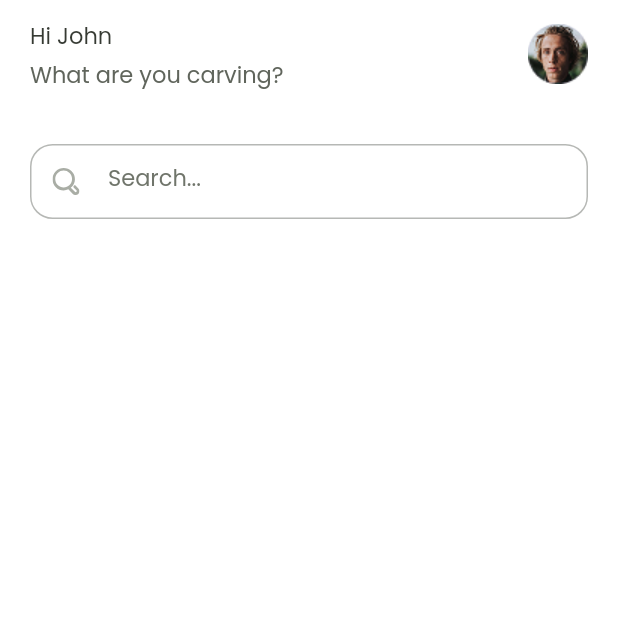
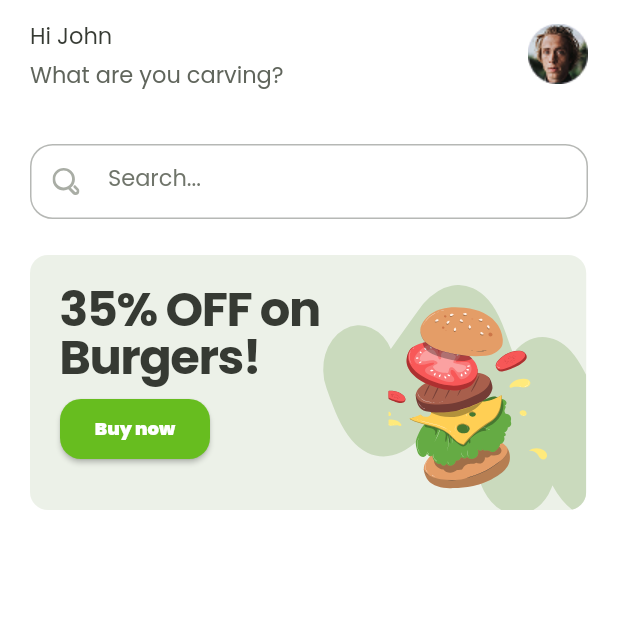
Before and after one commit to MohamedEssami20/app-delivery-food, a Flutter app: the HomeView screen opened by its route, on a phone screen of 412 x 824 dp, the top half of it. Run offline on Flutter 3.47's test engine with Material 3 defaults, Android fonts, the phone set to English and light mode, and no system bars; our stand-ins replace cloud_firestore, dartz, firebase_auth, firebase_core, flutter_bloc, flutter_svg and 4 more; missing offline and left inert: flutter_facebook_auth; accounts and stored records are empty.

Commit message:
add featured item list

```diff
--- a/lib/core/utils/assets.dart
+++ b/lib/core/utils/assets.dart
@@ -46,6 +46,10 @@ class Assets {
   /// assets/images/Delivery_guy_background.svg
   static const String assetsImagesDeliveryGuyBackground = "assets/images/Delivery_guy_background.svg";
 
+  /// Assets for assetsImagesFeaturedBackground
+  /// assets/images/featured_background.svg
+  static const String assetsImagesFeaturedBackground = "assets/images/featured_background.svg";
+
   /// Assets for assetsImagesLogoText
   /// assets/images/Logo_text.svg
   static const String assetsImagesLogoText = "assets/images/Logo_text.svg";
--- a/lib/core/utils/custom_button.dart
+++ b/lib/core/utils/custom_button.dart
@@ -10,22 +10,24 @@ class CustomButton extends StatelessWidget {
     this.onPressed,
     this.backgroundColor,
     this.textColor,
+    this.eleveation,
   });
   final Widget? child;
   final String? label;
   final void Function()? onPressed;
   final Color? backgroundColor, textColor;
+  final double? eleveation;
   @override
   Widget build(BuildContext context) {
     final theme = AppThemeHelper(context);
     return ElevatedButton(
       onPressed: onPressed,
-
       style: ElevatedButton.styleFrom(
-        elevation: 0.0,
+        elevation: eleveation ?? 0,
         backgroundColor: backgroundColor ?? theme.colors.primary600,
-        padding: const EdgeInsets.symmetric(vertical: 15),
+        padding: const EdgeInsets.symmetric(vertical: 6, horizontal: 8),
         shape: RoundedRectangleBorder(borderRadius: BorderRadius.circular(14)),
+        alignment: Alignment.center,
       ),
       child:
           child ??
--- /dev/null
+++ b/lib/features/home/presentation/views/widgets/featured_item.dart
@@ -0,0 +1,91 @@
+import 'package:app_delivey_food/core/utils/assets.dart';
+import 'package:flutter/material.dart';
+import 'package:flutter_svg/svg.dart' show SvgPicture;
+
+import '../../../../../core/helper/app_theme_helper.dart';
+import '../../../../../core/utils/custom_button.dart';
+
+class FeaturedItem extends StatelessWidget {
+  const FeaturedItem({super.key});
+
+  @override
+  Widget build(BuildContext context) {
+    final theme = AppThemeHelper(context);
+    final width = MediaQuery.sizeOf(context).width;
+    return Container(
+      padding: EdgeInsets.only(left: 20, top: 20, bottom: 0),
+      width: width * 0.9,
+      decoration: BoxDecoration(
+        color: AppThemeHelper(context).colors.primary100,
+        borderRadius: BorderRadius.circular(12),
+      ),
+      child: Row(
+        mainAxisAlignment: MainAxisAlignment.start,
+        children: [
+          Expanded(
+            child: Column(
+              crossAxisAlignment: CrossAxisAlignment.start,
+              children: [
+                Text(
+                  "35% OFF on Burgers!",
+                  style: theme.textStyles.displayMedium!.copyWith(
+                    color: theme.colors.typography500,
+                  ),
+                ),
+                const SizedBox(height: 12),
+
+                SizedBox(
+                  width: 100,
+                  height: 40,
+                  child: CustomButton(
+                    eleveation: 1.45,
+                    onPressed: () {},
+                    backgroundColor: theme.colors.primary500,
+                    child: Text(
+                      "Buy now",
+                      style: theme.textStyles.labelMedium!.copyWith(
+                        color: Colors.white,
+                        fontFamily: "Poppins",
+                        fontWeight: FontWeight.w900,
+                        height: 1.5,
+                      ),
+                    ),
+                  ),
+                ),
+              ],
+            ),
+          ),
+          Expanded(
+            child: Align(
+              alignment: Alignment.bottomRight,
+              child: Stack(
+                alignment: Alignment.bottomRight,
+                children: [
+                  ClipRRect(
+                    borderRadius: BorderRadius.only(
+                      bottomRight: Radius.circular(12),
+                    ),
+                    child: SvgPicture.asset(
+                      Assets.assetsImagesFeaturedBackground,
+                      alignment: AlignmentGeometry.bottomRight,
+                      fit: BoxFit.fill,
+                      height: 150,
+                      clipBehavior: Clip.none,
+                    ),
+                  ),
+                  SvgPicture.asset(
+                    Assets.assetsImagesBurgerOnBoardingBackground,
+                    alignment: AlignmentGeometry.bottomRight,
+                    fit: BoxFit.fill,
+                    height: 160,
+                    clipBehavior: Clip.none,
+                  ),
+                ],
+              ),
+            ),
+          ),
+        ],
+      ),
+    );
+  }
+}
--- /dev/null
+++ b/lib/features/home/presentation/views/widgets/featured_item_list_view.dart
@@ -0,0 +1,25 @@
+import 'package:app_delivey_food/features/home/presentation/views/widgets/featured_item.dart';
+import 'package:flutter/material.dart';
+
+class FeaturedItemListView extends StatelessWidget {
+  const FeaturedItemListView({super.key});
+
+  @override
+  Widget build(BuildContext context) {
+    return SizedBox(
+      height: 170,
+      width: double.infinity,
+      child: ListView.builder(
+        scrollDirection: Axis.horizontal,
+        shrinkWrap: true,
+        itemBuilder: (context, index) {
+          return Padding(
+            padding: const EdgeInsets.only(right: 8),
+            child: FeaturedItem(),
+          );
+        },
+        itemCount: 4,
+      ),
+    );
+  }
+}
--- a/lib/features/home/presentation/views/widgets/home_view_body.dart
+++ b/lib/features/home/presentation/views/widgets/home_view_body.dart
@@ -4,6 +4,7 @@ import 'package:app_delivey_food/core/utils/custom_text_field.dart';
 import 'package:flutter/material.dart';
 import 'package:flutter_svg/flutter_svg.dart';
 import '../../../../../core/helper/app_theme_helper.dart';
+import 'featured_item_list_view.dart';
 
 class HomeViewBody extends StatelessWidget {
   const HomeViewBody({super.key});
@@ -31,6 +32,8 @@ class HomeViewBody extends StatelessWidget {
               textInputType: TextInputType.text,
             ),
           ),
+          const SizedBox(height: 8),
+          const FeaturedItemListView(),
         ],
       ),
     );
```
Also changed, not shown: assets/images/featured_background.svg (added).
